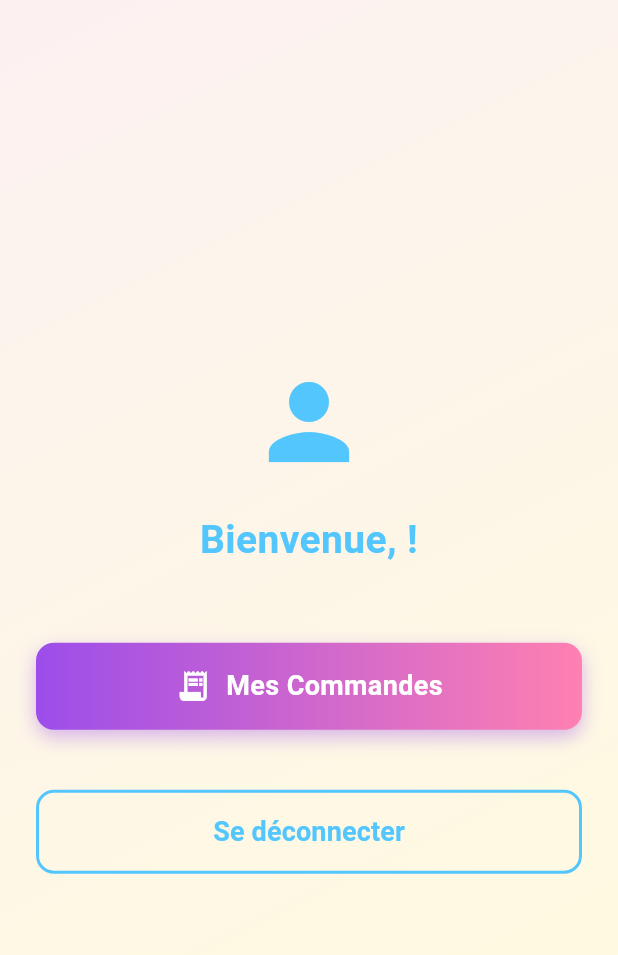
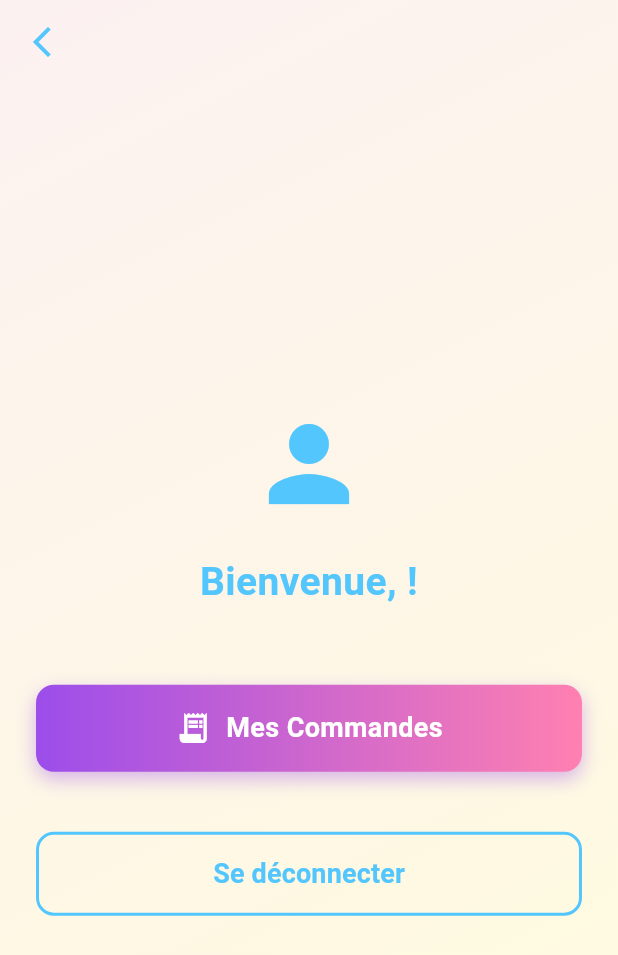
Before and after one commit to Joel-Philippe/fastfood, a Flutter app: the ProfilePage screen opened directly, on a phone screen of 412 x 824 dp. Shown: the top 955 px of the screen. Run offline on Flutter 3.47's test engine with Material 3 defaults, Android fonts, the phone set to English and light mode, and no system bars; our stand-ins replace audioplayers, confetti, firebase_core, firebase_messaging, flutter_animate, flutter_colorpicker and 6 more; missing offline and left inert: flutter_stripe; accounts and stored records are empty.

Commit message:
fix: add back button to ProfilePage

```diff
--- a/lib/profile_page.dart
+++ b/lib/profile_page.dart
@@ -1,5 +1,4 @@
 import 'package:flutter/material.dart';
-import 'package:fast_food_app/services/auth_service.dart';
 import 'package:fast_food_app/services/auth_service.dart';
 import 'package:fast_food_app/user_login_page.dart';
 import 'package:fast_food_app/register_page.dart';
@@ -70,7 +69,18 @@ class _ProfilePageState extends State<ProfilePage> {
 
   @override
   Widget build(BuildContext context) {
+    const accentColor = Color(0xFF53c6fd);
+
     return Scaffold(
+      extendBodyBehindAppBar: true,
+      appBar: AppBar(
+        backgroundColor: Colors.transparent,
+        elevation: 0,
+        leading: IconButton(
+          icon: const Icon(Icons.arrow_back_ios_new, color: accentColor),
+          onPressed: () => Navigator.of(context).pop(),
+        ),
+      ),
       body: Container(
         decoration: const BoxDecoration(
           gradient: LinearGradient(
```
Also changed, not shown: 4 other files.
